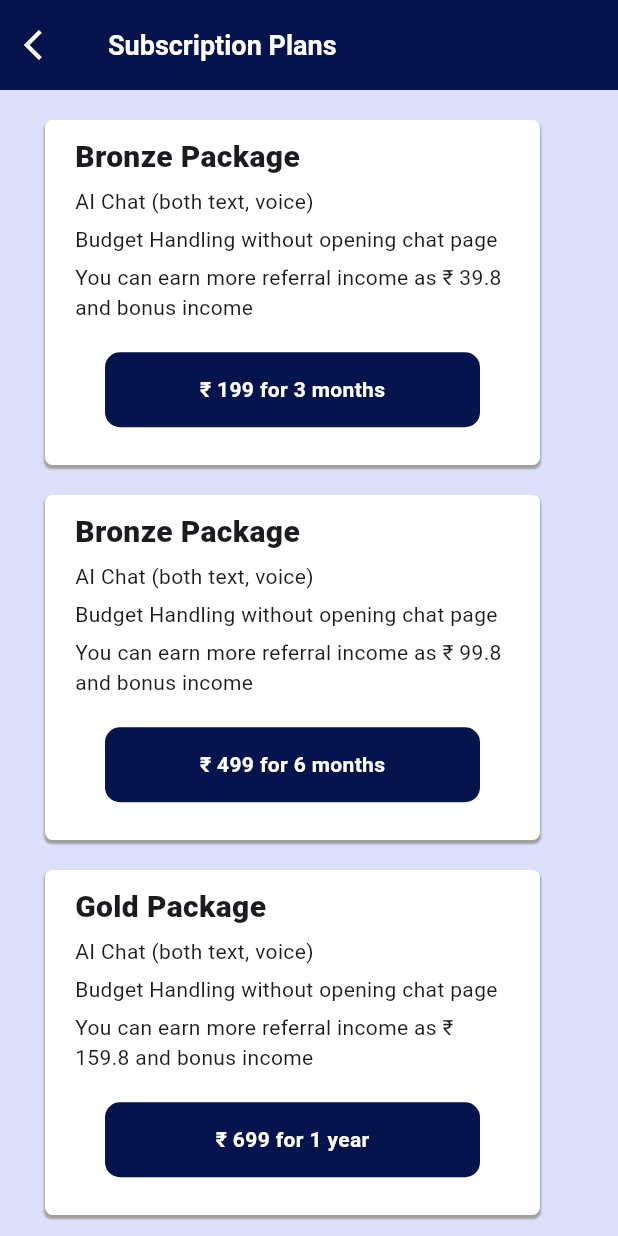
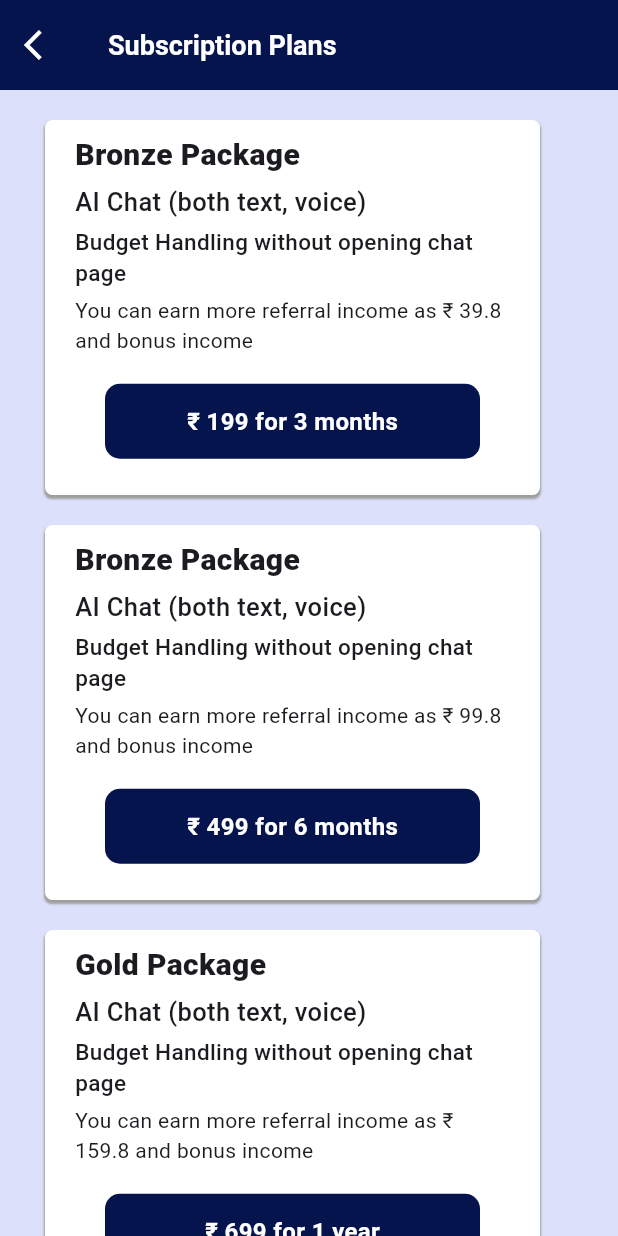
Before and after one commit to AthiraaAthi/project_way, a Flutter app: the SubscriptionScreen screen opened directly, on a phone screen of 412 x 824 dp. Run offline on Flutter 3.47's test engine with Material 3 defaults, Android fonts, the phone set to English and light mode, and no system bars; our stand-ins replace carousel_slider, easy_localization, fl_chart, flutter_toggle_tab, pinput, table_calendar and 1 more.

Commit message:
changed fontsize according to the lang change of diary screen and subscription also compltd subscrption screen for mobile.

```diff
--- a/lib/view/diary_screen/view_diary.dart
+++ b/lib/view/diary_screen/view_diary.dart
@@ -19,7 +19,7 @@ class ViewDiaryScreen extends StatelessWidget {
         toolbarHeight: MediaQuery.of(context).size.width < 600 ? 60 : 80,
         backgroundColor: ColorConstant.defIndigo,
         title: Text(
-          "SHOWING ${AppBarText}'s DIARY",
+          "${AppBarText}'s DIARY",
           style: MediaQuery.of(context).size.width < 600
               ? TextStyle(fontWeight: FontWeight.w400, color: Colors.white)
               : TextStyle(
--- a/lib/view/subscription_screen/subscription_screen.dart
+++ b/lib/view/subscription_screen/subscription_screen.dart
@@ -107,7 +107,8 @@ class SubscriptionScreen extends StatelessWidget {
               ],
             ),
           ),
-          )),
+        ),
+      ),
     );
   }
 }
--- a/lib/view/subscription_screen/subscription_widget.dart
+++ b/lib/view/subscription_screen/subscription_widget.dart
@@ -1,3 +1,4 @@
+import 'package:easy_localization/easy_localization.dart';
 import 'package:flutter/material.dart';
 import 'package:project_way/utils/color_constant/color_constant.dart';
 
@@ -22,7 +23,7 @@ class SubscriptionWidget extends StatelessWidget {
           ? EdgeInsets.only(top: 20, left: 30, right: 30)
           : EdgeInsets.only(top: 40, left: 70, right: 70),
       child: Container(
-        height: MediaQuery.of(context).size.width < 600 ? 230 : 400,
+        height: MediaQuery.of(context).size.width < 600 ? 250 : 400,
         width: MediaQuery.of(context).size.width < 600 ? 330 : 630,
         decoration: BoxDecoration(
           color: Colors.white,
@@ -45,25 +46,37 @@ class SubscriptionWidget extends StatelessWidget {
               Text(
                 Title,
                 style: MediaQuery.of(context).size.width < 600
-                    ? TextStyle(fontWeight: FontWeight.w800, fontSize: 20)
+                    ? TextStyle(
+                        fontWeight: FontWeight.w800,
+                        fontSize: context.locale.languageCode == 'en' ? 20 : 17)
                     : TextStyle(fontWeight: FontWeight.w800, fontSize: 30),
               ),
               Text(
                 first,
                 style: MediaQuery.of(context).size.width < 600
-                    ? TextStyle()
+                    ? TextStyle(
+                        fontSize: context.locale.languageCode == 'en' ? 17 : 16,
+                        fontWeight: FontWeight.w500,
+                      )
                     : TextStyle(fontSize: 25),
               ),
               Text(
                 second,
                 style: MediaQuery.of(context).size.width < 600
-                    ? TextStyle()
+                    ? TextStyle(
+                        fontSize: context.locale.languageCode == 'en' ? 15 : 14,
+                        fontWeight: context.locale.languageCode == 'en'
+                            ? FontWeight.w500
+                            : FontWeight.w600,
+                      )
                     : TextStyle(fontSize: 22),
               ),
               Text(
                 third,
                 style: MediaQuery.of(context).size.width < 600
-                    ? TextStyle()
+                    ? TextStyle(
+                        fontSize: context.locale.languageCode == 'en' ? 14 : 13,
+                      )
                     : TextStyle(fontSize: 22),
               ),
               Padding(
@@ -80,6 +93,8 @@ class SubscriptionWidget extends StatelessWidget {
                       price,
                       style: MediaQuery.of(context).size.width < 600
                           ? TextStyle(
+                              fontSize:
+                                  context.locale.languageCode == 'en' ? 16 : 14,
                               color: Colors.white,
                               fontWeight: FontWeight.w600,
                             )
```
Also changed, not shown: assets/translations/ml.json (+6 -6 lines), lib/view/diary_screen/dairy_screen.dart (+19 -16 lines). Lines whose indentation alone changed are shown as unchanged.
